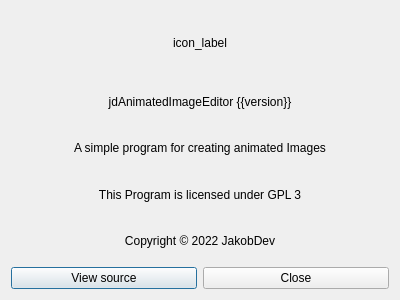
First picture: the form in jdAnimatedImageEditor/ui/AboutDialog.ui, repository JakobDev/jdAnimatedImageEditor, before the edit.
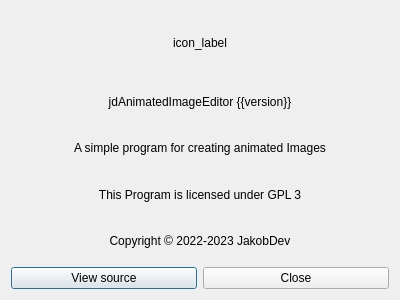
Second picture: the form after the edit.

The edit to the form file:
```diff
--- a/jdAnimatedImageEditor/ui/AboutDialog.ui
+++ b/jdAnimatedImageEditor/ui/AboutDialog.ui
@@ -69,7 +69,7 @@
    <item>
     <widget class="QLabel" name="label_3">
      <property name="text">
-      <string notr="true">Copyright © 2022 JakobDev</string>
+      <string notr="true">Copyright © 2022-2023 JakobDev</string>
      </property>
      <property name="alignment">
       <set>Qt::AlignCenter</set>
```
